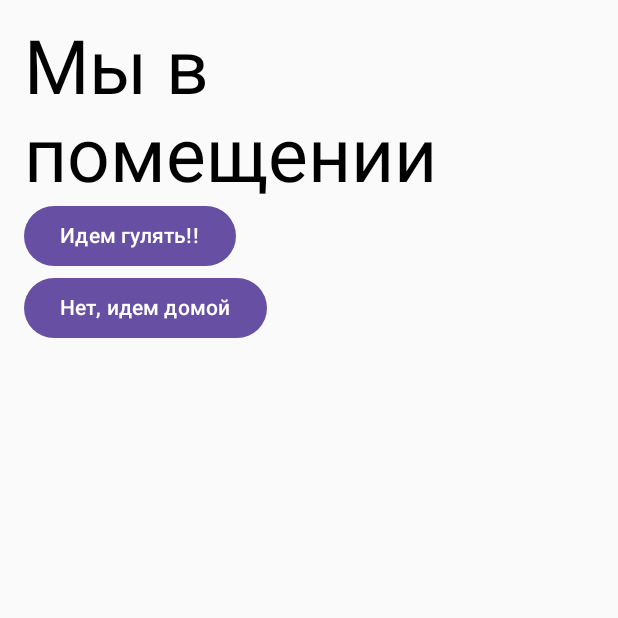
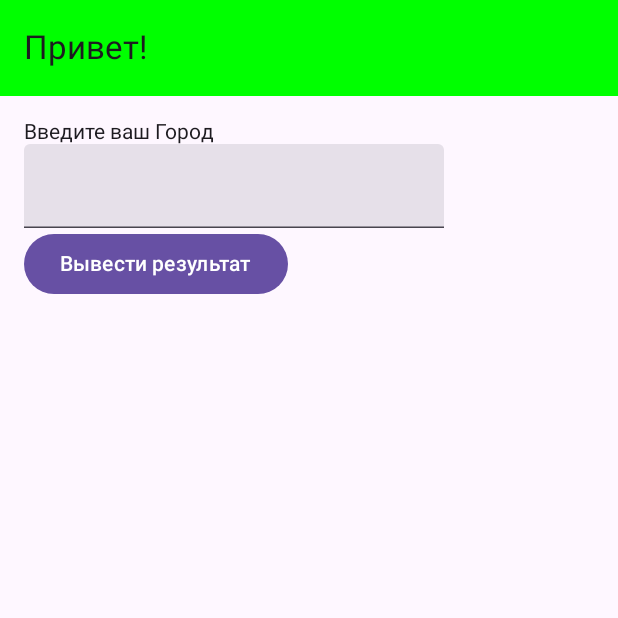
Before and after one commit to Skover3563/inventory, an Android app built with Jetpack Compose: the screen it shows after launch (MainActivity), on a phone screen of 412 x 824 dp, the top half of it. Run offline under Robolectric (Android 15) with nearby library versions, the phone set to English and light mode, and no system bars.

Commit message:
Навел порядок

```diff
--- /dev/null
+++ b/app/src/main/java/com/skover/inventori/City.kt
@@ -0,0 +1,33 @@
+package com.skover.inventori
+
+import androidx.compose.foundation.layout.Column
+import androidx.compose.foundation.layout.fillMaxSize
+import androidx.compose.foundation.layout.padding
+import androidx.compose.material3.Button
+import androidx.compose.material3.Text
+import androidx.compose.material3.TextField
+import androidx.compose.runtime.Composable
+import androidx.compose.runtime.getValue
+import androidx.compose.runtime.mutableStateOf
+import androidx.compose.runtime.saveable.rememberSaveable
+import androidx.compose.runtime.setValue
+import androidx.compose.ui.Modifier
+import androidx.compose.ui.unit.dp
+import androidx.navigation.NavHostController
+
+@Composable
+fun CityiScreen(navController: NavHostController) {
+
+    var city by rememberSaveable { mutableStateOf("") }
+    var result by rememberSaveable { mutableStateOf("") }
+    Column (modifier = Modifier
+        .fillMaxSize()
+        .padding(16.dp)){
+        Text(text = "Введите ваш Город")
+        TextField(value = city, onValueChange = {city = it})
+        Button(onClick = { result = "Ваш город - $city" }) {
+            Text(text = "Вывести результат")
+        }
+        Text(text = result)
+    }
+}
--- /dev/null
+++ b/app/src/main/java/com/skover/inventori/InventoryApp.kt
@@ -0,0 +1,83 @@
+package com.skover.inventori
+
+import android.os.Bundle
+import androidx.activity.ComponentActivity
+import androidx.activity.compose.setContent
+import androidx.compose.foundation.layout.Column
+import androidx.compose.foundation.layout.padding
+import androidx.compose.material3.Button
+import androidx.compose.material3.ExperimentalMaterial3Api
+import androidx.compose.material3.Scaffold
+import androidx.compose.material3.Text
+import androidx.compose.material3.TextField
+import androidx.compose.material3.TopAppBar
+import androidx.compose.material3.TopAppBarDefaults.topAppBarColors
+import androidx.compose.runtime.Composable
+import androidx.compose.runtime.getValue
+import androidx.compose.runtime.mutableStateOf
+import androidx.compose.runtime.saveable.rememberSaveable
+import androidx.compose.runtime.setValue
+import androidx.compose.ui.Modifier
+import androidx.compose.ui.graphics.Color
+import androidx.navigation.NavHostController
+import androidx.navigation.compose.NavHost
+import androidx.navigation.compose.composable
+import androidx.navigation.compose.rememberNavController
+
+
+
+@OptIn(ExperimentalMaterial3Api::class)
+@Composable
+fun InventoryApp() {
+    Scaffold(topBar = {
+        TopAppBar(
+            title = { Text(text = "Привет!") },
+            colors = topAppBarColors(containerColor = Color.Green)
+        )
+    })
+    { padding ->
+        val navController = rememberNavController()
+        NavHost(
+            navController = navController, startDestination = INVETORi_SCREEN,
+            modifier = Modifier.padding(padding)
+
+        ) {
+            composable(INVETORi_SCREEN) { CityiScreen(navController) }
+            composable(ADD_ITEM_SCREEN) { AddItemScreen(navController) }
+            composable(EDIT_ITEM_SCREEN) { EditItemScreen(navController) }
+            composable(ITEM_DETALIC_SCREEN) { ItemDetalicScreen(navController) }
+
+        }
+    }
+}
+@Composable
+fun AddItemScreen(navController: NavHostController) {
+    var name by rememberSaveable { mutableStateOf("") }
+    var surname by rememberSaveable { mutableStateOf("") }
+    var resualt by rememberSaveable { mutableStateOf("") }
+    Column {
+        TextField(value = name, onValueChange = { name = it })
+        TextField(value = surname, onValueChange = { surname = it })
+        Button(onClick = { resualt =  "$name $surname "  }) {
+            Text(text = "Aнука что там")
+        }
+
+    }
+
+}
+
+@Composable
+fun EditItemScreen(navController: NavHostController) {
+    TODO("Not yet implemented")
+}
+
+@Composable
+fun ItemDetalicScreen(navController: NavHostController) {
+    TODO("Not yet implemented")
+}
+
+
+const val INVETORi_SCREEN = "Inventori"
+const val ADD_ITEM_SCREEN = "Add aitem"
+const val EDIT_ITEM_SCREEN = "Edit item"
+const val ITEM_DETALIC_SCREEN = "ItemDetalicScreen"
--- a/app/src/main/java/com/skover/inventori/MainActivity.kt
+++ b/app/src/main/java/com/skover/inventori/MainActivity.kt
@@ -18,7 +18,12 @@ import androidx.compose.foundation.verticalScroll
 import androidx.compose.material3.Button
 import androidx.compose.material3.HorizontalDivider
 import androidx.compose.material3.Text
+import androidx.compose.material3.TextField
 import androidx.compose.runtime.Composable
+import androidx.compose.runtime.getValue
+import androidx.compose.runtime.mutableStateOf
+import androidx.compose.runtime.saveable.rememberSaveable
+import androidx.compose.runtime.setValue
 import androidx.compose.ui.Alignment
 import androidx.compose.ui.Modifier
 import androidx.compose.ui.draw.clip
@@ -29,9 +34,6 @@ import androidx.compose.ui.text.style.TextDecoration
 import androidx.compose.ui.unit.dp
 import androidx.compose.ui.unit.sp
 import androidx.navigation.NavHostController
-import androidx.navigation.compose.NavHost
-import androidx.navigation.compose.composable
-import androidx.navigation.compose.rememberNavController
 
 
 class MainActivity : ComponentActivity() {
@@ -42,70 +44,3 @@ class MainActivity : ComponentActivity() {
         }
     }
 }
-
-@Composable
-fun InventoryApp() {
-    val navController = rememberNavController()
-    NavHost(navController = navController, startDestination = SCREEN_HOUSE) {
-
-        composable(SCREEN_HOUSE) { ScreenHouse(navController) }
-        composable(SCREEN_WALK) { ScreenWalk(navController) }
-        composable(SCREEN_HOME) { ScreenHome(navController) }
-        composable(SCREEN_ATB) { ScreenAtb(navController) }
-    }
-}
-
-
-const val SCREEN_HOUSE = "screen_house"
-const val SCREEN_WALK = "screen_walk"
-const val SCREEN_HOME = "screen_home"
-const val SCREEN_ATB = "screen_atb"
-
-@Composable
-fun ScreenHouse(navController: NavHostController) {
-    Column(modifier = Modifier.padding(16.dp)) {
-        Text(text = "Мы в помещении", fontSize = 50.sp)
-        Button(onClick = { navController.navigate(SCREEN_WALK) }) {
-            Text(text = "Идем гулять!!")
-        }
-        Button(onClick = { navController.navigate(SCREEN_HOME) }) {
-            Text(text = "Нет, идем домой")
-        }
-    }
-}
-
-@Composable
-fun ScreenWalk(navController: NavHostController) {
-    Column(modifier = Modifier.padding(16.dp)) {
-        Text(text = "Мы пришли на Балковскую", fontSize = 50.sp)
-        Button(onClick = { navController.navigate(SCREEN_HOME) }) {
-            Text(text = "Идем дальше")
-        }
-        Button(onClick = { navController.navigate(SCREEN_HOME) }) {
-            Text(text = "Едем на маршрутке домой")
-        }
-        Button(onClick = { navController.navigate(SCREEN_ATB) }) {
-            Text(text = "Идем в АТБ!!!!")
-        }
-    }
-}
-
-@Composable
-fun ScreenHome(navController: NavHostController) {
-    Column(modifier = Modifier.padding(16.dp)) {
-        Text(text = "Ура, мы добрались домой", fontSize = 50.sp)
-        Button(onClick = { navController.popBackStack(SCREEN_HOUSE, false) }) {
-            Text(text = "Начать приключение сначала)")
-        }
-    }
-}
-
-@Composable
-fun ScreenAtb(navController: NavHostController) {
-    Column(modifier = Modifier.padding(16.dp)) {
-        Text(text = "УУ тут вкусняшки", fontSize = 50.sp)
-        Button(onClick = { navController.navigateUp() }) {
-            Text(text = "Выходим из АТБ")
-        }
-    }
-}
```
Also changed, not shown: app/src/main/java/com/skover/inventori/TestScreen.kt (added, +127 -0 lines), app/src/main/java/com/skover/inventori/Walk.kt (added, +194 -0 lines).
